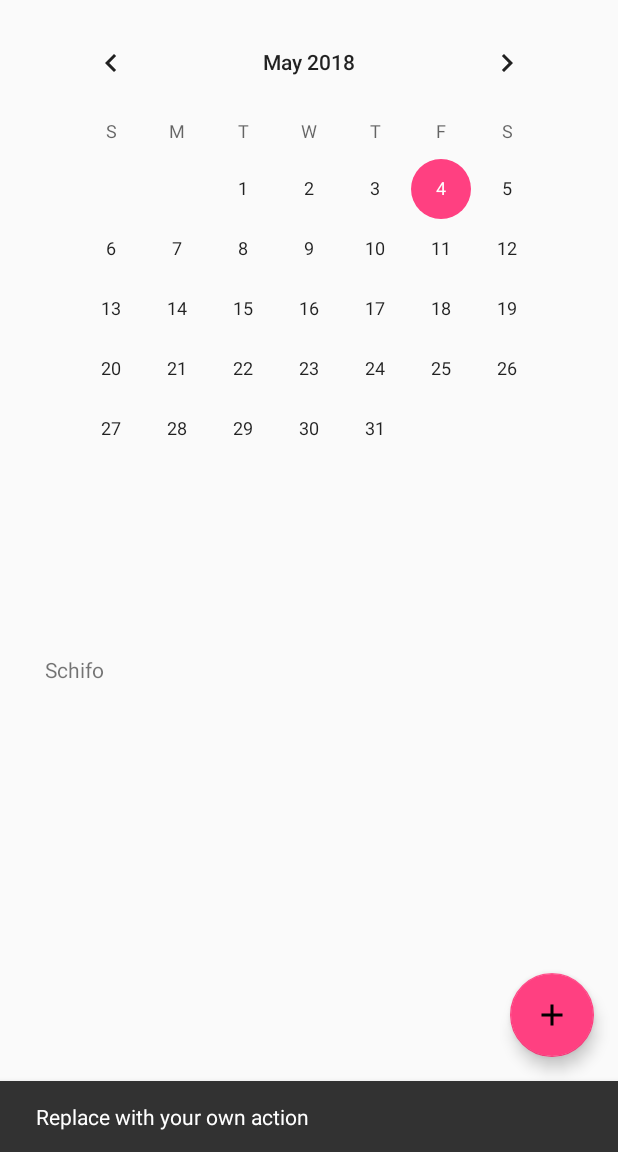
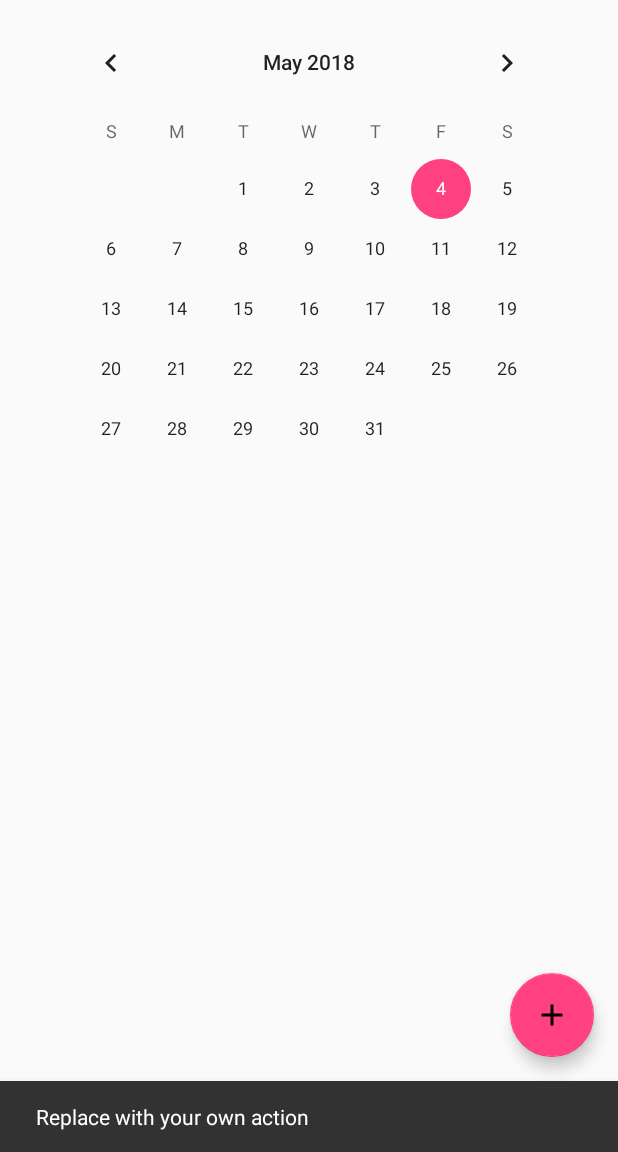
Before and after one commit to Gnagnom94/HouseworkCalendar, an Android app: the screen it shows after launch (SchermataIniziale), after a tap on an icon or button, on a phone screen of 412 x 824 dp, the part 84-1236 px from its top. Run offline under Robolectric (Android 15) with nearby library versions, the phone set to English and light mode, and no system bars.

Commit message:
Aggiornato i tag e inserito dei commenti

```diff
--- a/app/src/main/java/namenotfoundunica/houseworkcalendar/SchermataIniziale.java
+++ b/app/src/main/java/namenotfoundunica/houseworkcalendar/SchermataIniziale.java
@@ -45,12 +45,13 @@ public class SchermataIniziale extends AppCompatActivity
         mDrawerLayout = findViewById(R.id.drawer_layout);
 
         //quando seleziono il numero del giorno nel calendario stampa nella textview il giorno, l'anno e il mese di tale giorno
-        final TextView t = (TextView) findViewById(R.id.ciao);
+        final TextView t = (TextView) findViewById(R.id.elementoLista);
         CalendarView c= findViewById(R.id.calendarView);
         c.setOnDateChangeListener(new CalendarView.OnDateChangeListener()
         {
             public void onSelectedDayChange(CalendarView c, int year, int month, int dayOfMonth)
             {
+                //qua andrò a leggere tutti gli eventid della giornata selezionata
                 t.setText(""+ year+" "+month+" "+dayOfMonth);
             }
 
--- a/app/src/main/res/layout/content_schermata_iniziale.xml
+++ b/app/src/main/res/layout/content_schermata_iniziale.xml
@@ -66,10 +66,10 @@
                     android:orientation="vertical">
 
                     <TextView
-                        android:id="@+id/ciao"
+                        android:id="@+id/elementoLista"
                         android:layout_width="match_parent"
                         android:layout_height="wrap_content"
-                        android:text="Schifo" />
+                        android:hint="" />
                 </LinearLayout>
             </ScrollView>
         </android.support.constraint.ConstraintLayout>
```
